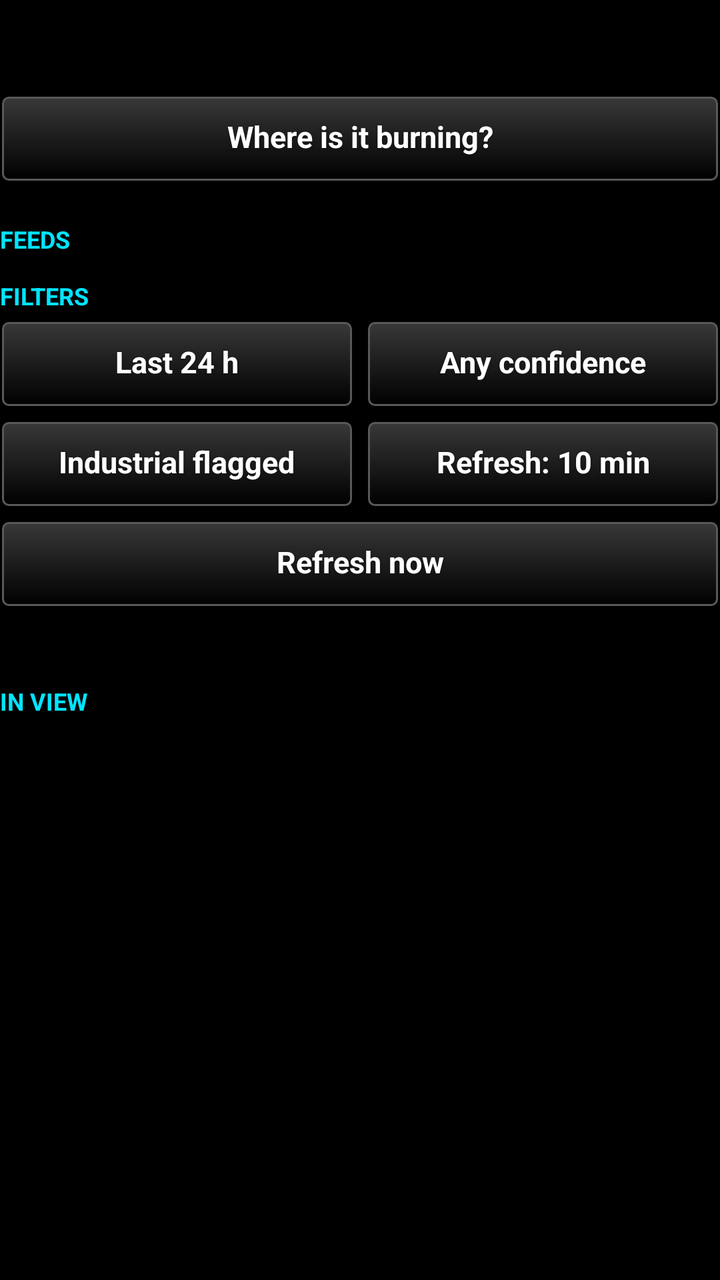
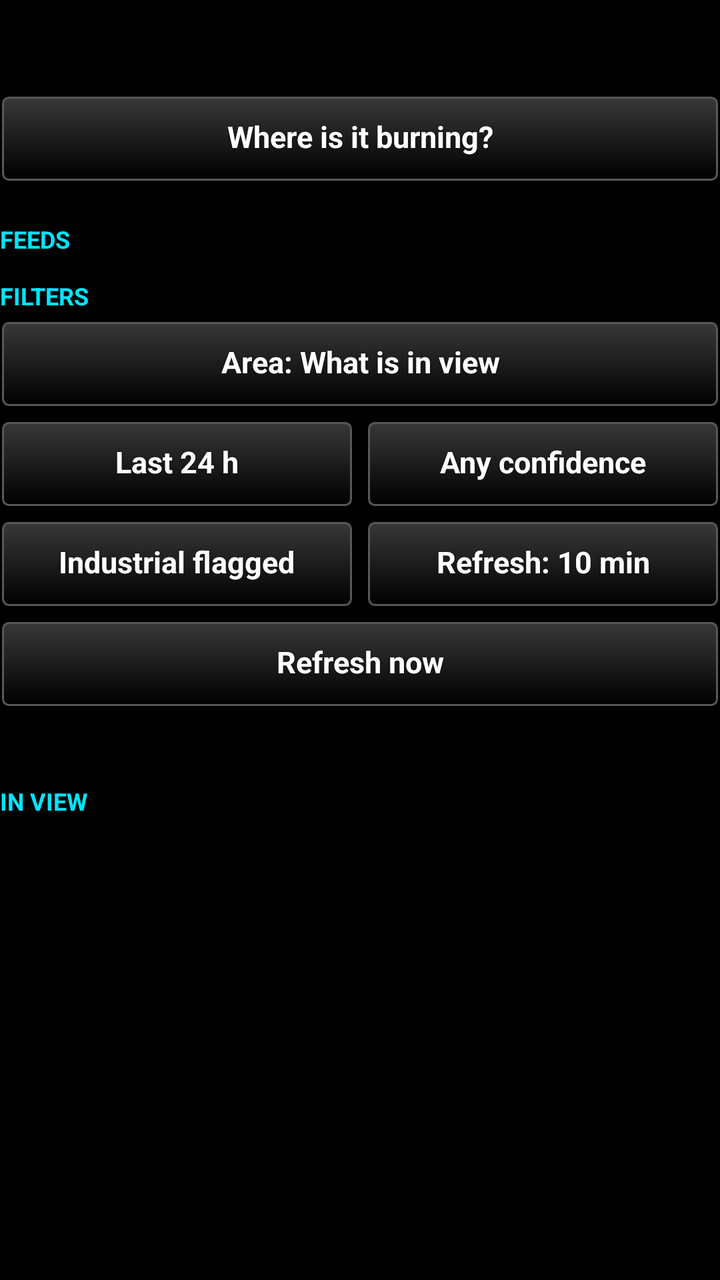

An Android layout rendered at two revisions. The XML below is the earlier revision; the diff shows what the commit changed to produce the second picture.
<!-- AndroidManifest.xml: application theme AppTheme -->
<!-- res/layout/pane_header.xml -->
<?xml version="1.0" encoding="utf-8"?>
<LinearLayout xmlns:android="http://schemas.android.com/apk/res/android"
    android:layout_width="match_parent"
    android:layout_height="wrap_content"
    android:orientation="vertical"
    android:paddingTop="4dp">

    <TextView
        android:id="@+id/status"
        android:layout_width="match_parent"
        android:layout_height="wrap_content"
        android:textSize="14sp"
        android:textColor="#FFFFFF"
        android:paddingBottom="2dp" />

    <TextView
        android:id="@+id/status_detail"
        android:layout_width="match_parent"
        android:layout_height="wrap_content"
        android:textSize="12sp"
        android:textColor="#BBBBBB"
        android:paddingBottom="6dp" />

    
    <Button
        android:id="@+id/btn_activity"
        style="@style/TakwerxButton"
        android:layout_width="match_parent"
        android:layout_height="wrap_content"
        android:layout_marginBottom="8dp"
        android:text="Where is it burning?" />

    <TextView
        android:layout_width="wrap_content"
        android:layout_height="wrap_content"
        android:text="Feeds"
        style="@style/TakwerxSectionHeading" />

    
    <LinearLayout
        android:id="@+id/source_buttons"
        android:layout_width="match_parent"
        android:layout_height="wrap_content"
        android:orientation="vertical"
        android:paddingTop="2dp"
        android:paddingBottom="4dp" />

    <TextView
        android:layout_width="wrap_content"
        android:layout_height="wrap_content"
        android:text="Filters"
        style="@style/TakwerxSectionHeading"
        android:paddingTop="4dp" />

    <LinearLayout
        android:layout_width="match_parent"
        android:layout_height="wrap_content"
        android:orientation="horizontal"
        android:paddingTop="2dp">
        <Button
            android:id="@+id/btn_window"
            style="@style/TakwerxButton"
            android:layout_width="0dp"
            android:layout_weight="1"
            android:layout_height="wrap_content"
            android:text="Last 24 h" />
        <Button
            android:id="@+id/btn_confidence"
            style="@style/TakwerxButton"
            android:layout_width="0dp"
            android:layout_weight="1"
            android:layout_height="wrap_content"
            android:layout_marginLeft="6dp"
            android:text="Any confidence" />
    </LinearLayout>

    <LinearLayout
        android:layout_width="match_parent"
        android:layout_height="wrap_content"
        android:orientation="horizontal"
        android:paddingTop="6dp">
        <Button
            android:id="@+id/btn_industrial"
            style="@style/TakwerxButton"
            android:layout_width="0dp"
            android:layout_weight="1"
            android:layout_height="wrap_content"
            android:text="Industrial flagged" />
        <Button
            android:id="@+id/btn_refresh_every"
            style="@style/TakwerxButton"
            android:layout_width="0dp"
            android:layout_weight="1"
            android:layout_height="wrap_content"
            android:layout_marginLeft="6dp"
            android:text="Refresh: 10 min" />
    </LinearLayout>

    <Button
        android:id="@+id/btn_refresh"
        style="@style/TakwerxButton"
        android:layout_width="match_parent"
        android:layout_height="wrap_content"
        android:layout_marginTop="6dp"
        android:text="Refresh now" />

    <TextView
        android:id="@+id/legend"
        android:layout_width="match_parent"
        android:layout_height="wrap_content"
        android:textSize="12sp"
        android:textColor="#BBBBBB"
        android:paddingTop="8dp"
        android:paddingBottom="2dp" />

    <TextView
        android:id="@+id/list_heading"
        android:layout_width="match_parent"
        android:layout_height="wrap_content"
        style="@style/TakwerxSectionHeading"
        android:text="In view" />
</LinearLayout>
<!-- resources referenced by this layout -->
<resources>
  <style name="TakwerxButton" parent="@style/darkButton">
          <item name="android:paddingLeft">12dp</item>
          <item name="android:paddingRight">12dp</item>
          <item name="android:paddingTop">6dp</item>
          <item name="android:paddingBottom">8dp</item>
          <item name="android:minHeight">44dp</item>
          <item name="android:minWidth">0dp</item>
          <item name="android:textSize">15sp</item>
          <item name="android:singleLine">true</item>
          <item name="android:ellipsize">end</item>
      </style>
  <style name="TakwerxSectionHeading">
          <item name="android:textSize">12sp</item>
          <item name="android:textAllCaps">true</item>
          <item name="android:textStyle">bold</item>
          <item name="android:textColor">#00E5FF</item>
          <item name="android:paddingTop">12dp</item>
          <item name="android:paddingBottom">2dp</item>
      </style>
  <style name="AppTheme" parent="@android:style/Theme.Holo">
          <item name="android:buttonStyle">@android:style/Widget.Button</item>
          <item name="android:imageButtonStyle">@android:style/Widget.Button</item>
          <item name="android:buttonStyleToggle">@android:style/Widget.Button</item>
          <item name="android:spinnerStyle">@style/ATAKSpinner</item>
          <item name="android:spinnerItemStyle">@style/ATAKSpinnerItem</item>
          <item name="android:editTextStyle">@style/ATAKEditText</item>
      </style>
  <style name="darkButton" parent="@android:style/Widget.Button">
          <item name="android:background">@drawable/btn_gray</item>
          <item name="android:shadowColor">@color/darker_gray</item>
          <item name="android:shadowDy">1</item>
          <item name="android:shadowRadius">2</item>
          <item name="android:textColor">@color/white</item>
          <item name="android:textStyle">bold</item>
          <item name="android:paddingTop">0dp</item>
          <item name="android:paddingBottom">3dp</item>
          <item name="android:textSize">@dimen/fontSize</item>
      </style>
  <style name="ATAKSpinner" parent="@android:style/Widget.Spinner">
          <item name="android:spinnerMode">dialog</item>
      </style>
  <style name="ATAKSpinnerItem">
          <item name="android:textColor">@android:color/white</item>
          <item name="android:dropDownVerticalOffset">0dip</item>
          <item name="android:dropDownHorizontalOffset">0dip</item>
          <item name="android:dropDownWidth">wrap_content</item>
          <item name="android:gravity">left|center_vertical</item>
      </style>
  <style name="ATAKEditText" parent="@android:style/Widget.EditText">
          
          
  
          
          <item name="android:imeOptions">flagNoFullscreen</item>
      </style>
  <color name="darker_gray">#121212</color>
  <color name="white">#ffffff</color>
  <dimen name="fontSize">14sp</dimen>
  <!-- drawable new_dark_button_disabled (drawable) -->
  <?xml version="1.0" encoding="utf-8"?>
  <layer-list xmlns:android="http://schemas.android.com/apk/res/android">
      <item android:bottom="1dp" android:right="1dp" android:left="1dp" android:top="1dp">
          <shape android:shape="rectangle">
              <corners android:radius="3dp" />
              <stroke
                  android:width="1dp"
                  android:color="#484848" />
              <solid android:color="#484848" />
          </shape>
      </item>
  </layer-list>
  <!-- drawable new_dark_button_bg (drawable) -->
  <?xml version="1.0" encoding="utf-8"?>
  <layer-list xmlns:android="http://schemas.android.com/apk/res/android">
      <item android:bottom="1dp" android:right="1dp" android:left="1dp" android:top="1dp">
          <shape android:shape="rectangle">
              <corners android:radius="3dp" />
              <stroke
                  android:width="1dp"
                  android:color="#585858" />
              <gradient
                  android:startColor="#000000"
                  android:endColor="#383838"
                  android:angle="90"/>
          </shape>
      </item>
  </layer-list>
  <!-- unchanged entries left out for length: 2 -->
</resources>

<!-- the commit's change to res/layout/pane_header.xml (unified diff, before → after) -->
@@ -52,11 +52,20 @@
         style="@style/TakwerxSectionHeading"
         android:paddingTop="4dp" />
 
+    
+    <Button
+        android:id="@+id/btn_area"
+        style="@style/TakwerxButton"
+        android:layout_width="match_parent"
+        android:layout_height="wrap_content"
+        android:layout_marginTop="2dp"
+        android:text="Area: What is in view" />
+
     <LinearLayout
         android:layout_width="match_parent"
         android:layout_height="wrap_content"
         android:orientation="horizontal"
-        android:paddingTop="2dp">
+        android:paddingTop="6dp">
         <Button
             android:id="@+id/btn_window"
             style="@style/TakwerxButton"
